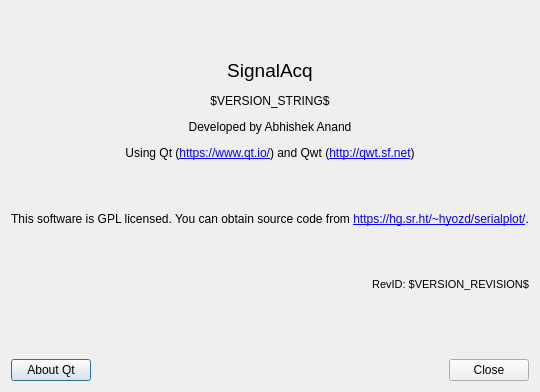
Old version of the form Ui/about_dialog.ui in the repository abhi1p/SignalAcq.
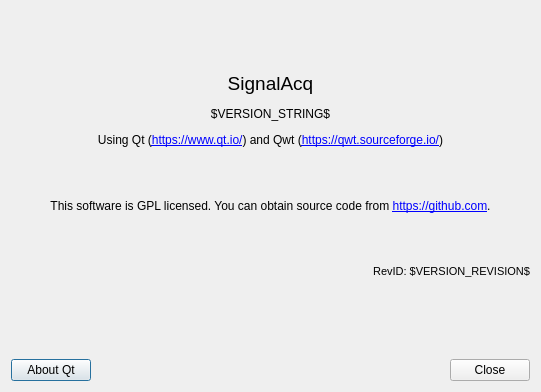
New version of the form.

```diff
--- a/Ui/about_dialog.ui
+++ b/Ui/about_dialog.ui
@@ -6,7 +6,7 @@
    <rect>
     <x>0</x>
     <y>0</y>
-    <width>540</width>
+    <width>541</width>
     <height>392</height>
    </rect>
   </property>
@@ -23,7 +23,7 @@
       </sizepolicy>
      </property>
      <property name="text">
-      <string>&lt;html&gt;&lt;head/&gt;&lt;body&gt;&lt;p align=&quot;center&quot;&gt;&lt;span style=&quot; font-size:14pt;&quot;&gt;SignalAcq&lt;/span&gt;&lt;/p&gt;&lt;p align=&quot;center&quot;&gt;$VERSION_STRING$&lt;/p&gt;&lt;p align=&quot;center&quot;&gt;Developed by Abhishek Anand&lt;/p&gt;&lt;p align=&quot;center&quot;&gt;Using Qt (&lt;a href=&quot;https://www.qt.io/&quot;&gt;&lt;span style=&quot; text-decoration: underline; color:#0000ff;&quot;&gt;https://www.qt.io/&lt;/span&gt;&lt;/a&gt;) and Qwt (&lt;a href=&quot;http://qwt.sf.net&quot;&gt;&lt;span style=&quot; text-decoration: underline; color:#0000ff;&quot;&gt;http://qwt.sf.net&lt;/span&gt;&lt;/a&gt;)&lt;/p&gt;&lt;p align=&quot;center&quot;&gt;&lt;br/&gt;&lt;/p&gt;&lt;p align=&quot;center&quot;&gt;This software is GPL licensed. You can obtain source code from &lt;a href=&quot;https://hg.sr.ht/~hyozd/serialplot/&quot;&gt;&lt;span style=&quot; text-decoration: underline; color:#0000ff;&quot;&gt;https://hg.sr.ht/~hyozd/serialplot/&lt;/span&gt;&lt;/a&gt;.&lt;/p&gt;&lt;p align=&quot;center&quot;&gt;&lt;br/&gt;&lt;/p&gt;&lt;p align=&quot;right&quot;&gt;&lt;span style=&quot; font-size:8pt;&quot;&gt;RevID: $VERSION_REVISION$&lt;br/&gt;&lt;/span&gt;&lt;/p&gt;&lt;/body&gt;&lt;/html&gt;</string>
+      <string>&lt;html&gt;&lt;head/&gt;&lt;body&gt;&lt;p align=&quot;center&quot;&gt;&lt;span style=&quot; font-size:14pt;&quot;&gt;SignalAcq&lt;/span&gt;&lt;/p&gt;&lt;p align=&quot;center&quot;&gt;$VERSION_STRING$&lt;/p&gt;&lt;p align=&quot;center&quot;&gt;Using Qt (&lt;a href=&quot;https://www.qt.io/&quot;&gt;&lt;span style=&quot; text-decoration: underline; color:#0000ff;&quot;&gt;https://www.qt.io/&lt;/span&gt;&lt;/a&gt;) and Qwt (&lt;a href=&quot;https://qwt.sourceforge.io/&quot;&gt;&lt;span style=&quot; text-decoration: underline; color:#0000ff;&quot;&gt;https://qwt.sourceforge.io/&lt;/span&gt;&lt;/a&gt;)&lt;/p&gt;&lt;p align=&quot;center&quot;&gt;&lt;br/&gt;&lt;/p&gt;&lt;p align=&quot;center&quot;&gt;This software is GPL licensed. You can obtain source code from &lt;a href=&quot;https://hg.sr.ht/~hyozd/serialplot/&quot;&gt;&lt;span style=&quot; text-decoration: underline; color:#0000ff;&quot;&gt;https://github.com&lt;/span&gt;&lt;/a&gt;.&lt;/p&gt;&lt;p align=&quot;center&quot;&gt;&lt;br/&gt;&lt;/p&gt;&lt;p align=&quot;right&quot;&gt;&lt;span style=&quot; font-size:8pt;&quot;&gt;RevID: $VERSION_REVISION$&lt;br/&gt;&lt;/span&gt;&lt;/p&gt;&lt;/body&gt;&lt;/html&gt;</string>
      </property>
      <property name="wordWrap">
       <bool>true</bool>
```
